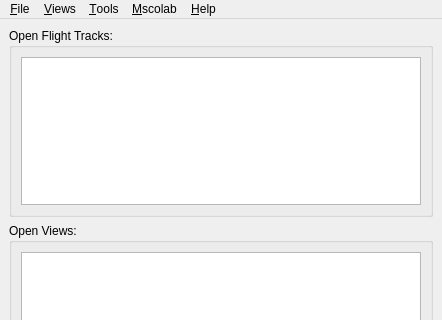
Above: mslib/msui/ui/ui_mainwindow.ui from Open-MSS/MSS before the change; both pictures show x 0 to 442 and y 0 to 320 of the 442 by 636 pixel window. Below: the same form after it.
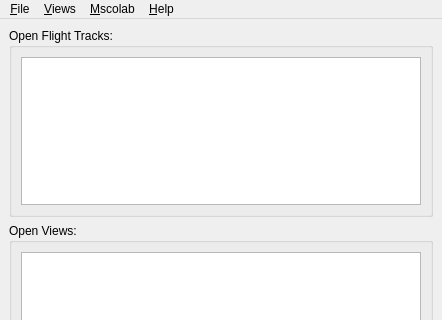
That is the form after the change.

```diff
--- a/mslib/msui/ui/ui_mainwindow.ui
+++ b/mslib/msui/ui/ui_mainwindow.ui
@@ -146,14 +146,6 @@
     <addaction name="actionSideView"/>
     <addaction name="actionTableView"/>
    </widget>
-   <widget class="QMenu" name="menu_Tools">
-    <property name="title">
-     <string>&amp;Tools</string>
-    </property>
-    <addaction name="actionTrajectoryToolLagranto"/>
-    <addaction name="actionTimeSeriesViewTrajectories"/>
-    <addaction name="separator"/>
-   </widget>
    <widget class="QMenu" name="menu_Help">
     <property name="title">
      <string>&amp;Help</string>
@@ -169,7 +161,6 @@
    </widget>
    <addaction name="menu_File"/>
    <addaction name="menu_View"/>
-   <addaction name="menu_Tools"/>
    <addaction name="menu_Mscolab"/>
    <addaction name="menu_Help"/>
   </widget>
```
